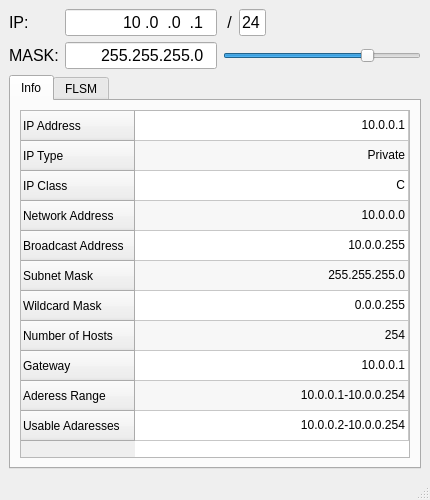
Above: mainwindow.ui from evertonerik/IPKalc before the change. Below: the same form after it.
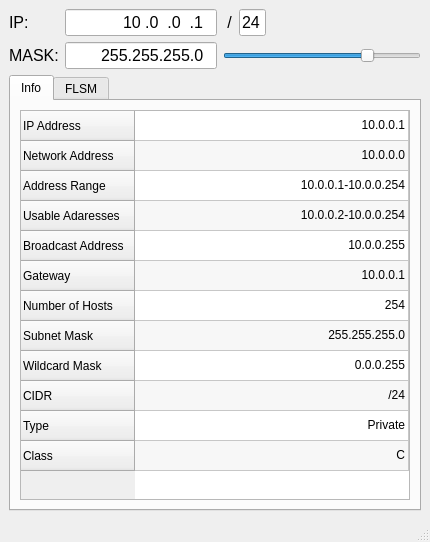
That is the form after the change.

Commit message: Calculations of IPs

Patch:
```diff
--- a/mainwindow.ui
+++ b/mainwindow.ui
@@ -7,7 +7,7 @@
     <x>0</x>
     <y>0</y>
     <width>430</width>
-    <height>500</height>
+    <height>542</height>
    </rect>
   </property>
   <property name="windowTitle">
@@ -180,26 +180,36 @@
             <string>IP Address</string>
            </property>
           </row>
-          <row>
-           <property name="text">
-            <string>IP Type</string>
-           </property>
-          </row>
-          <row>
-           <property name="text">
-            <string>IP Class</string>
-           </property>
-          </row>
           <row>
            <property name="text">
             <string>Network Address</string>
            </property>
           </row>
+          <row>
+           <property name="text">
+            <string>Address Range</string>
+           </property>
+          </row>
+          <row>
+           <property name="text">
+            <string>Usable Adaresses</string>
+           </property>
+          </row>
           <row>
            <property name="text">
             <string>Broadcast Address</string>
            </property>
           </row>
+          <row>
+           <property name="text">
+            <string>Gateway</string>
+           </property>
+          </row>
+          <row>
+           <property name="text">
+            <string>Number of Hosts</string>
+           </property>
+          </row>
           <row>
            <property name="text">
             <string>Subnet Mask</string>
@@ -212,27 +222,22 @@
           </row>
           <row>
            <property name="text">
-            <string>Number of Hosts</string>
+            <string>CIDR</string>
            </property>
           </row>
           <row>
            <property name="text">
-            <string>Gateway</string>
+            <string>Type</string>
            </property>
           </row>
           <row>
            <property name="text">
-            <string>Aderess Range</string>
-           </property>
-          </row>
-          <row>
-           <property name="text">
-            <string>Usable Adaresses</string>
+            <string>Class</string>
            </property>
           </row>
           <column>
            <property name="text">
-            <string>Decimal</string>
+            <string/>
            </property>
           </column>
           <item row="0" column="0">
@@ -242,30 +247,42 @@
            <property name="textAlignment">
             <set>AlignTrailing|AlignVCenter</set>
            </property>
+           <property name="flags">
+            <set>ItemIsEnabled</set>
+           </property>
           </item>
           <item row="1" column="0">
            <property name="text">
-            <string>Private</string>
+            <string>10.0.0.0</string>
            </property>
            <property name="textAlignment">
             <set>AlignTrailing|AlignVCenter</set>
            </property>
+           <property name="flags">
+            <set>ItemIsEnabled</set>
+           </property>
           </item>
           <item row="2" column="0">
            <property name="text">
-            <string>C</string>
+            <string>10.0.0.1-10.0.0.254</string>
            </property>
            <property name="textAlignment">
             <set>AlignTrailing|AlignVCenter</set>
            </property>
+           <property name="flags">
+            <set>ItemIsEnabled</set>
+           </property>
           </item>
           <item row="3" column="0">
            <property name="text">
-            <string>10.0.0.0</string>
+            <string>10.0.0.2-10.0.0.254</string>
            </property>
            <property name="textAlignment">
             <set>AlignTrailing|AlignVCenter</set>
            </property>
+           <property name="flags">
+            <set>ItemIsEnabled</set>
+           </property>
           </item>
           <item row="4" column="0">
            <property name="text">
@@ -274,53 +291,85 @@
            <property name="textAlignment">
             <set>AlignTrailing|AlignVCenter</set>
            </property>
+           <property name="flags">
+            <set>ItemIsEnabled</set>
+           </property>
           </item>
           <item row="5" column="0">
            <property name="text">
-            <string>255.255.255.0</string>
+            <string>10.0.0.1</string>
            </property>
            <property name="textAlignment">
             <set>AlignTrailing|AlignVCenter</set>
            </property>
+           <property name="flags">
+            <set>ItemIsEnabled</set>
+           </property>
           </item>
           <item row="6" column="0">
            <property name="text">
-            <string>0.0.0.255</string>
-           </property>
-           <property name="textAlignment">
-            <set>AlignTrailing|AlignVCenter</set>
-           </property>
-          </item>
-          <item row="7" column="0">
-           <property name="text">
             <string>254</string>
            </property>
            <property name="textAlignment">
             <set>AlignTrailing|AlignVCenter</set>
            </property>
+           <property name="flags">
+            <set>ItemIsEnabled</set>
+           </property>
+          </item>
+          <item row="7" column="0">
+           <property name="text">
+            <string>255.255.255.0</string>
+           </property>
+           <property name="textAlignment">
+            <set>AlignTrailing|AlignVCenter</set>
+           </property>
+           <property name="flags">
+            <set>ItemIsEnabled</set>
+           </property>
           </item>
           <item row="8" column="0">
            <property name="text">
-            <string>10.0.0.1</string>
+            <string>0.0.0.255</string>
            </property>
            <property name="textAlignment">
             <set>AlignTrailing|AlignVCenter</set>
            </property>
+           <property name="flags">
+            <set>ItemIsEnabled</set>
+           </property>
           </item>
           <item row="9" column="0">
            <property name="text">
-            <string>10.0.0.1-10.0.0.254</string>
+            <string>/24</string>
            </property>
            <property name="textAlignment">
             <set>AlignTrailing|AlignVCenter</set>
            </property>
+           <property name="flags">
+            <set>ItemIsEnabled</set>
+           </property>
           </item>
           <item row="10" column="0">
            <property name="text">
-            <string>10.0.0.2-10.0.0.254</string>
+            <string>Private</string>
            </property>
            <property name="textAlignment">
             <set>AlignTrailing|AlignVCenter</set>
+           </property>
+           <property name="flags">
+            <set>ItemIsEnabled</set>
+           </property>
+          </item>
+          <item row="11" column="0">
+           <property name="text">
+            <string>C</string>
+           </property>
+           <property name="textAlignment">
+            <set>AlignTrailing|AlignVCenter</set>
+           </property>
+           <property name="flags">
+            <set>ItemIsEnabled</set>
            </property>
           </item>
          </widget>
```
Left out of the diff: 2 changed lines with no effect on the pictures. The commit also changes 1 other file.
